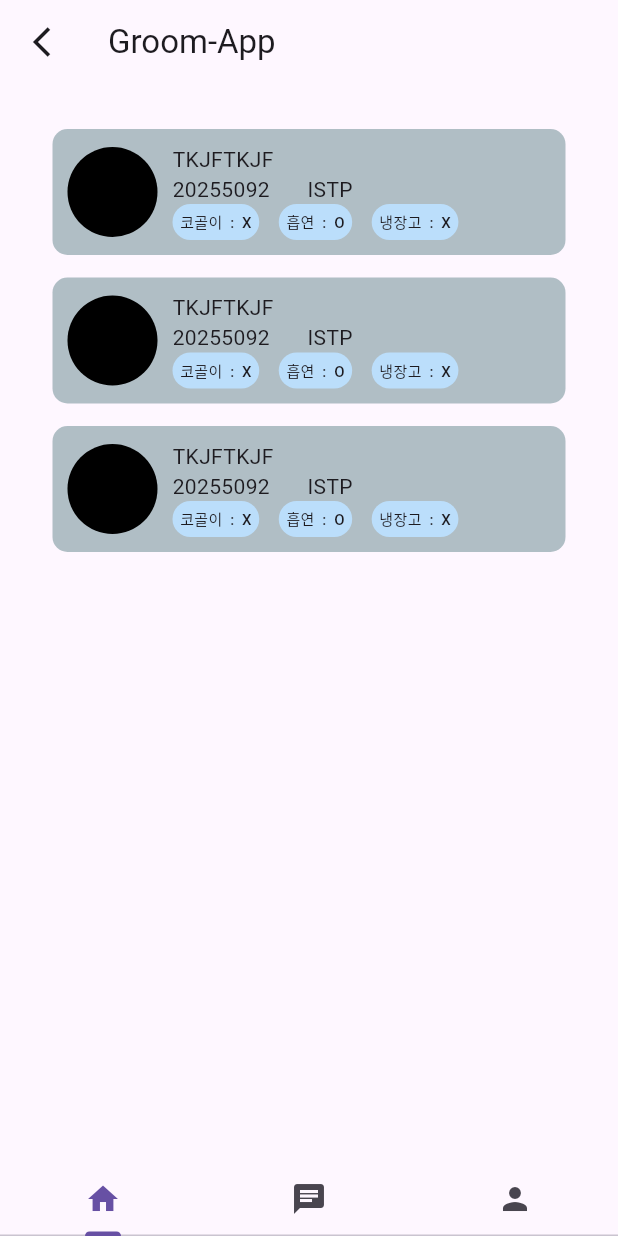
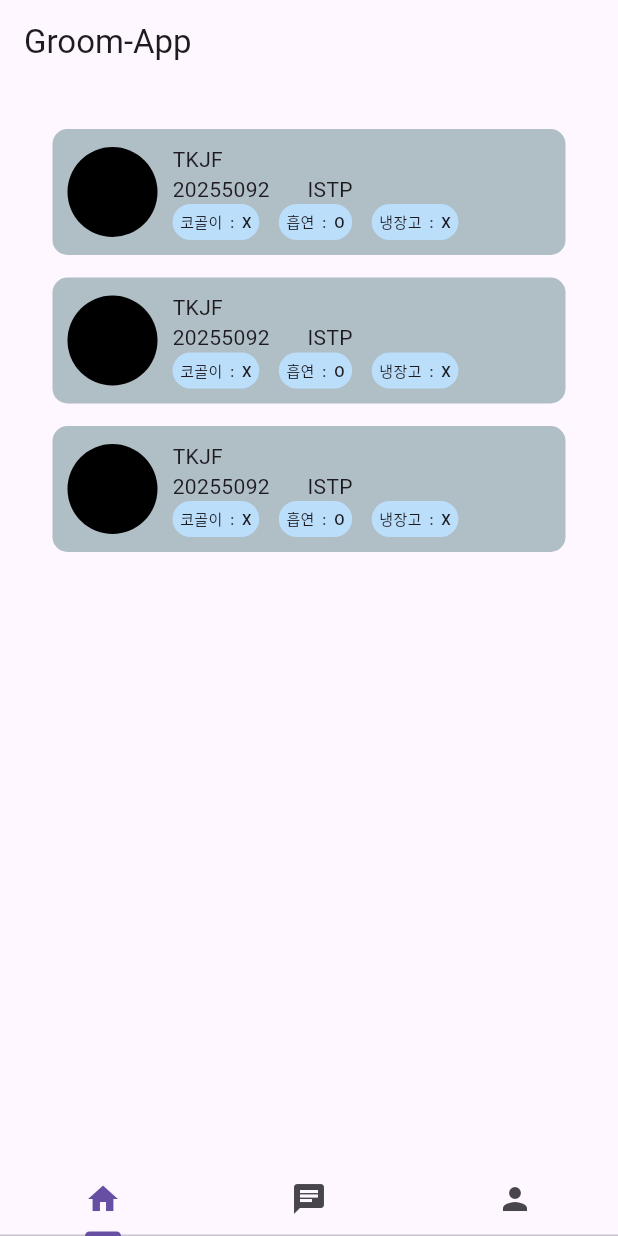
Before and after one commit to gsainfoteam/Groom-flutter, a Flutter app: the screen it shows after launch, on a phone screen of 412 x 824 dp. Run offline on Flutter 3.47's test engine with Material 3 defaults, Android fonts, the phone set to English and light mode, and no system bars.

Commit message:
refactor: rename profile card widget and add user info parameter

```diff
--- a/lib/pages/list_page.dart
+++ b/lib/pages/list_page.dart
@@ -1,5 +1,5 @@
 import 'package:flutter/material.dart';
-import 'package:groom_flutter/widgets/profile_card.dart';
+import 'package:groom_flutter/widgets/profile_card_widget.dart';
 
 class ListPage extends StatelessWidget {
   const ListPage({super.key});
@@ -7,14 +7,27 @@ class ListPage extends StatelessWidget {
   @override
   Widget build(BuildContext context) {
     return Scaffold(
-      appBar: AppBar(
-        leading: Icon(Icons.arrow_back_ios_outlined),
-        title: const Text("Groom-App"),
-      ),
+      appBar: AppBar(title: const Text("Groom-App")),
       body: Container(
         padding: EdgeInsets.fromLTRB(35, 30, 35, 10),
         child: ListView(
-          children: [ProfileCard(), ProfileCard(), ProfileCard()],
+          children: [
+            ProfileCardWidget(
+              nickname: "TKJF",
+              studentNumber: 20255092,
+              mbti: "ISTP",
+            ),
+            ProfileCardWidget(
+              nickname: "TKJF",
+              studentNumber: 20255092,
+              mbti: "ISTP",
+            ),
+            ProfileCardWidget(
+              nickname: "TKJF",
+              studentNumber: 20255092,
+              mbti: "ISTP",
+            ),
+          ],
         ),
       ),
     );
--- a/lib/widgets/profile_card.dart
+++ b/lib/widgets/profile_card_widget.dart
@@ -1,8 +1,16 @@
 import 'package:flutter/material.dart';
 import 'package:groom_flutter/widgets/tag_widget.dart';
 
-class ProfileCard extends StatelessWidget {
-  const ProfileCard({super.key});
+class ProfileCardWidget extends StatelessWidget {
+  const ProfileCardWidget({
+    super.key,
+    required this.nickname,
+    required this.mbti,
+    required this.studentNumber,
+  });
+
+  final String nickname, mbti;
+  final int studentNumber;
 
   @override
   Widget build(BuildContext context) {
@@ -27,9 +35,13 @@ class ProfileCard extends StatelessWidget {
           Column(
             crossAxisAlignment: CrossAxisAlignment.start,
             children: [
-              Row(children: [Text("TKJFTKJF", textAlign: TextAlign.left)]),
+              Row(children: [Text(nickname, textAlign: TextAlign.left)]),
               Row(
-                children: [Text("20255092"), SizedBox(width: 25), Text("ISTP")],
+                children: [
+                  Text(studentNumber.toString()),
+                  SizedBox(width: 25),
+                  Text(mbti),
+                ],
               ),
               Wrap(
                 direction: Axis.horizontal,
```
